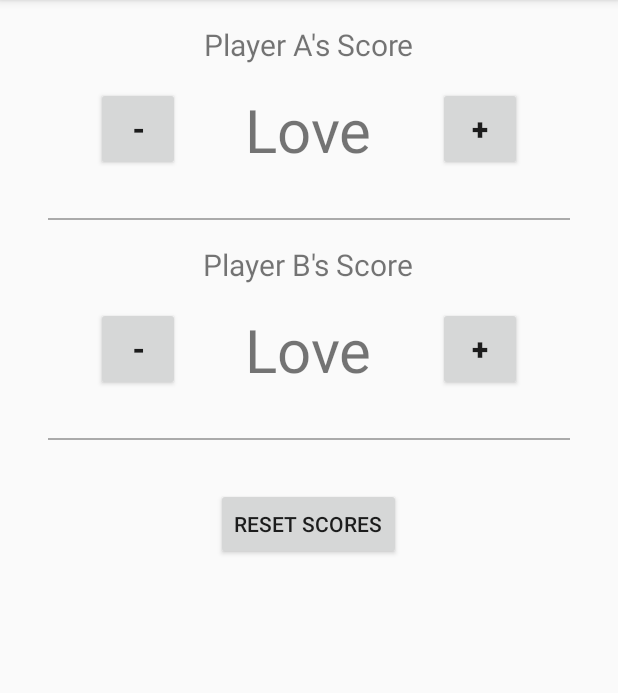
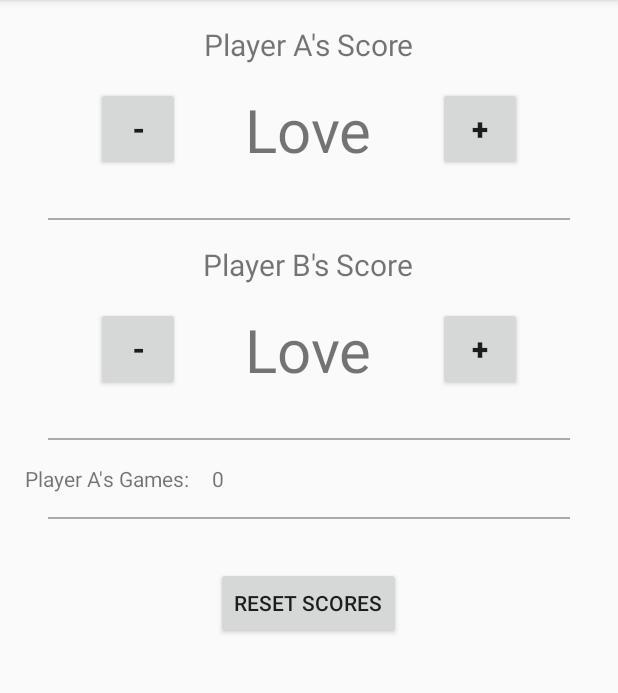
Before and after one commit to edtechl/TennisMatchCounter, an Android app: the screen it shows after launch (MainActivity), on a phone screen of 412 x 824 dp, the part 84-777 px from its top. Run offline under Robolectric (Android 15) with nearby library versions, the phone set to English and light mode, and no system bars.

Commit message:
Updated project

```diff
--- a/app/src/main/java/com/gmail/lay123/edward/tennismatchcounter/MainActivity.java
+++ b/app/src/main/java/com/gmail/lay123/edward/tennismatchcounter/MainActivity.java
@@ -12,6 +12,11 @@ public class MainActivity extends AppCompatActivity {
     int playerAScore = 0;
 
     int playerBScore = 0;
+
+    Button addPlayerAScore;
+    Button subtractPlayerAScore;
+    Button addPlayerBScore;
+    Button subPlayerAScore;
 
     @Override
     protected void onCreate(Bundle savedInstanceState) {
@@ -189,14 +194,4 @@ public class MainActivity extends AppCompatActivity {
         }
         return convertedScore;
     }
-
-    /*
-    public void subtractGamePlayerAButton(View view) {
-
-    }
-
-    public void addGamePlayerAButton(View view) {
-
-    }
-    */
 }
--- a/app/src/main/res/layout/activity_main.xml
+++ b/app/src/main/res/layout/activity_main.xml
@@ -52,58 +52,7 @@
             android:textSize="20sp"
             android:textStyle="bold" />
 
-
-
     </RelativeLayout>
-
-    <!--
-    <TextView
-        android:layout_width="wrap_content"
-        android:layout_height="wrap_content"
-        android:layout_gravity="center_horizontal"
-        android:text="Player A's Games Won"
-        android:textSize="20sp"/>
-
-    <RelativeLayout
-        android:layout_width="match_parent"
-        android:layout_height="wrap_content"
-        android:layout_marginHorizontal="16dp">
-
-        <Button
-            android:id="@+id/subtract_game_player_a_button"
-            android:layout_width="56dp"
-            android:layout_height="56dp"
-            android:layout_alignParentLeft="true"
-            android:layout_centerInParent="true"
-            android:layout_marginLeft="48dp"
-            android:onClick="subtractGamePlayerAButton"
-            android:text="-"
-            android:textSize="20sp"
-            android:textStyle="bold" />
-
-        <TextView
-            android:id="@+id/player_a_game_text_view"
-            android:layout_width="wrap_content"
-            android:layout_height="wrap_content"
-            android:layout_centerInParent="true"
-            android:layout_marginVertical="16dp"
-            android:text="0"
-            android:textSize="40sp" />
-
-        <Button
-            android:id="@+id/add_game_player_a_button"
-            android:layout_width="56dp"
-            android:layout_height="56dp"
-            android:layout_alignParentRight="true"
-            android:layout_centerInParent="true"
-            android:layout_marginRight="48dp"
-            android:onClick="addGamePlayerAButton"
-            android:text="+"
-            android:textSize="20sp"
-            android:textStyle="bold" />
-
-    </RelativeLayout>
-    -->
 
     <View
         android:layout_width="match_parent"
@@ -166,6 +115,34 @@
         android:layout_marginHorizontal="32dp"
         android:background="@android:color/darker_gray" />
 
+    <LinearLayout
+        android:layout_width="match_parent"
+        android:layout_height="wrap_content"
+        android:orientation="horizontal"
+        >
+
+        <TextView
+            android:layout_width="wrap_content"
+            android:layout_height="wrap_content"
+            android:layout_marginLeft="16dp"
+            android:gravity="center_horizontal"
+            android:text="Player A's Games:"/>
+
+        <TextView
+            android:layout_width="wrap_content"
+            android:layout_height="wrap_content"
+            android:layout_marginLeft="16dp"
+            android:text="0"/>
+
+    </LinearLayout>
+
+    <View
+        android:layout_width="match_parent"
+        android:layout_height="1dp"
+        android:layout_marginVertical="16dp"
+        android:layout_marginHorizontal="32dp"
+        android:background="@android:color/darker_gray" />
+
     <Button
         android:id="@+id/reset_scores_button"
         android:layout_width="wrap_content"
```
Also changed, not shown: 1 other file.
